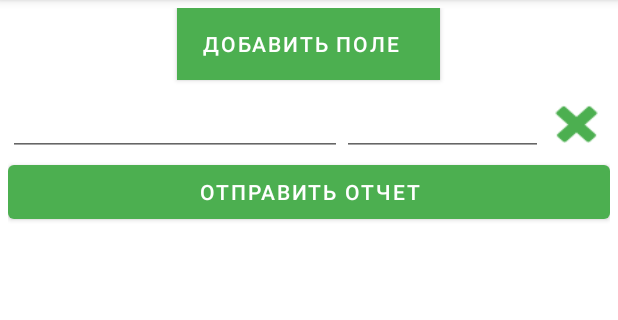
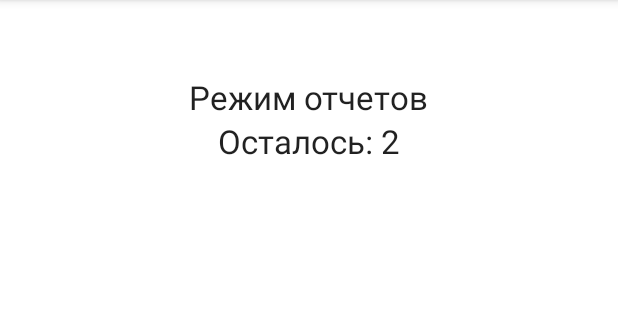
Before and after one commit to dulatello08/medorg, an Android app: the ReportsActivity screen opened directly, with no data from a screen before it, after a tap on "ОТПРАВИТЬ ОТЧЕТ", on a phone screen of 412 x 824 dp, the part 84-404 px from its top. Run offline under Robolectric (Android 15) with nearby library versions, the phone set to English and light mode, and no system bars; our stand-ins replace AdMob, Firebase (no records; nobody signed in at launch, a user with empty details on screens opened directly); libraries missing offline, so code that uses them is left out: com.marvinlabs.intents; 2 statements that could not run were skipped; 1 other tap on this screen came first.

Commit message:
nvm big bug fixed

```diff
--- a/app/build.gradle
+++ b/app/build.gradle
@@ -55,6 +55,7 @@ dependencies {
     implementation 'androidx.navigation:navigation-ui:2.3.5'
     implementation 'androidx.preference:preference:1.1.1'
     //testImplementation 'junit:junit:4.13.2'
+
     implementation platform('com.google.firebase:firebase-bom:28.2.0')
     implementation 'com.google.firebase:firebase-auth'
     implementation 'com.google.android.gms:play-services-auth:19.0.0'
@@ -73,7 +74,8 @@ dependencies {
     implementation 'com.google.firebase:firebase-firestore'
     //settings
     def preference_version = "1.1.1"
-
+    implementation 'com.google.android.gms:play-services-ads:20.2.0'
+    implementation 'com.marvinlabs:android-intents:1.5.1@aar'
     // Java language implementation
     implementation "androidx.preference:preference:$preference_version"
 
--- a/app/src/main/AndroidManifest.xml
+++ b/app/src/main/AndroidManifest.xml
@@ -15,6 +15,9 @@
         android:roundIcon="@drawable/ic_launcher_round"
         android:supportsRtl="true"
         android:theme="@style/Theme.MedOrg">
+        <meta-data
+            android:name="com.google.android.gms.ads.APPLICATION_ID"
+            android:value="ca-app-pub-7509088958653785~4925878998"/>
         <activity
             android:name=".SettingsActivity"
             android:label="@string/app_name" />
@@ -32,6 +35,7 @@
         <activity android:name=".QRScanActivity" />
         <activity android:name=".DBTTWrite"/>
         <activity android:name=".ReportsActivity"/>
+        <activity android:name=".AdsActivity"/>
     </application>
 
 </manifest>
--- /dev/null
+++ b/app/src/main/java/net/dulatello08/medorg/AdsActivity.java
@@ -0,0 +1,187 @@
+package net.dulatello08.medorg;
+
+import android.annotation.SuppressLint;
+import android.content.Intent;
+import android.os.Bundle;
+import android.os.CountDownTimer;
+import android.util.Log;
+import android.view.View;
+import android.widget.Button;
+import android.widget.TextView;
+import android.widget.Toast;
+
+import androidx.annotation.NonNull;
+import androidx.appcompat.app.AppCompatActivity;
+
+import com.google.android.gms.ads.AdError;
+import com.google.android.gms.ads.AdRequest;
+import com.google.android.gms.ads.FullScreenContentCallback;
+import com.google.android.gms.ads.LoadAdError;
+import com.google.android.gms.ads.MobileAds;
+import com.google.android.gms.ads.interstitial.InterstitialAd;
+import com.google.android.gms.ads.interstitial.InterstitialAdLoadCallback;
+
+import org.jetbrains.annotations.NotNull;
+
+/**
+ * Main Activity. Inflates main activity xml.
+ */
+public class AdsActivity extends AppCompatActivity {
+
+    private static final long GAME_LENGTH_MILLISECONDS = 3000;
+    private static final String AD_UNIT_ID = "ca-app-pub-7509088958653785/9276819405";
+    private static final String TAG = "MyActivity";
+
+    private InterstitialAd interstitialAd;
+    private CountDownTimer countDownTimer;
+    private Button retryButton;
+    private boolean gameIsInProgress;
+    private long timerMilliseconds;
+
+    @Override
+    protected void onCreate(Bundle savedInstanceState) {
+        super.onCreate(savedInstanceState);
+        setContentView(R.layout.activity_ads);
+
+        // Initialize the Mobile Ads SDK.
+        MobileAds.initialize(this, initializationStatus -> {});
+
+        loadAd();
+
+        // Create the "retry" button, which tries to show an interstitial between game plays.
+        retryButton = findViewById(R.id.gotoMainBtn);
+        retryButton.setVisibility(View.INVISIBLE);
+        retryButton.setOnClickListener(view -> showInterstitial());
+
+        startGame();
+    }
+
+    public void loadAd() {
+        AdRequest adRequest = new AdRequest.Builder().build();
+        InterstitialAd.load(
+                this,
+                AD_UNIT_ID,
+                adRequest,
+                new InterstitialAdLoadCallback() {
+                    @Override
+                    public void onAdLoaded(@NonNull InterstitialAd interstitialAd) {
+                        // The mInterstitialAd reference will be null until
+                        // an ad is loaded.
+                        AdsActivity.this.interstitialAd = interstitialAd;
+                        Log.i(TAG, "onAdLoaded");
+                        Toast.makeText(AdsActivity.this, "onAdLoaded()", Toast.LENGTH_SHORT).show();
+                        interstitialAd.setFullScreenContentCallback(
+                                new FullScreenContentCallback() {
+                                    @Override
+                                    public void onAdDismissedFullScreenContent() {
+                                        // Called when fullscreen content is dismissed.
+                                        // Make sure to set your reference to null so you don't
+                                        // show it a second time.
+                                        AdsActivity.this.interstitialAd = null;
+                                        Log.d("TAG", "The ad was dismissed.");
+                                    }
+
+                                    @Override
+                                    public void onAdFailedToShowFullScreenContent(@NotNull AdError adError) {
+                                        // Called when fullscreen content failed to show.
+                                        // Make sure to set your reference to null so you don't
+                                        // show it a second time.
+                                        AdsActivity.this.interstitialAd = null;
+                                        Log.d("TAG", "The ad failed to show.");
+                                    }
+
+                                    @Override
+                                    public void onAdShowedFullScreenContent() {
+                                        // Called when fullscreen content is shown.
+                                        Log.d("TAG", "The ad was shown.");
+                                    }
+                                });
+                    }
+
+                    @Override
+                    public void onAdFailedToLoad(@NonNull LoadAdError loadAdError) {
+                        // Handle the error
+                        Log.i(TAG, loadAdError.getMessage());
+                        interstitialAd = null;
+
+                        @SuppressLint("DefaultLocale") String error =
+                                String.format(
+                                        "domain: %s, code: %d, message: %s",
+                                        loadAdError.getDomain(), loadAdError.getCode(), loadAdError.getMessage());
+                        Toast.makeText(
+                                AdsActivity.this, "onAdFailedToLoad() with error: " + error, Toast.LENGTH_SHORT)
+                                .show();
+                    }
+                });
+    }
+
+    private void createTimer(final long milliseconds) {
+        // Create the game timer, which counts down to the end of the level
+        // and shows the "retry" button.
+        if (countDownTimer != null) {
+            countDownTimer.cancel();
+        }
+
+        final TextView textView = findViewById(R.id.timer);
+
+        countDownTimer = new CountDownTimer(milliseconds, 50) {
+            @Override
+            public void onTick(long millisUnitFinished) {
+                timerMilliseconds = millisUnitFinished;
+                textView.setText("Осталось: " + ((millisUnitFinished / 1000) + 1));
+            }
+
+            @Override
+            public void onFinish() {
+                gameIsInProgress = false;
+                textView.setText("Готово!");
+                retryButton.setVisibility(View.VISIBLE);
+            }
+        };
+    }
+
+    @Override
+    public void onResume() {
+        // Start or resume the game.
+        super.onResume();
+
+        if (gameIsInProgress) {
+            resumeGame(timerMilliseconds);
+        }
+    }
+
+    @Override
+    public void onPause() {
+        // Cancel the timer if the game is paused.
+        countDownTimer.cancel();
+        super.onPause();
+    }
+
+    private void showInterstitial() {
+        // Show the ad if it's ready. Otherwise toast and restart the game.
+        if (interstitialAd != null) {
+            interstitialAd.show(this);
+        } else {
+            Toast.makeText(this, "Ad did not load", Toast.LENGTH_SHORT).show();
+            startGame();
+        }
+    }
+
+    private void startGame() {
+        // Request a new ad if one isn't already loaded, hide the button, and kick off the timer.
+        if (interstitialAd == null) {
+            loadAd();
+        }
+
+        retryButton.setVisibility(View.INVISIBLE);
+        resumeGame(GAME_LENGTH_MILLISECONDS);
+    }
+
+    private void resumeGame(long milliseconds) {
+        // Create a new timer for the correct length and start it.
+        gameIsInProgress = true;
+        timerMilliseconds = milliseconds;
+        createTimer(milliseconds);
+        countDownTimer.start();
+    }
+}
--- a/app/src/main/java/net/dulatello08/medorg/FirestoreCalls.java
+++ b/app/src/main/java/net/dulatello08/medorg/FirestoreCalls.java
@@ -15,7 +15,9 @@ public class FirestoreCalls {
     public static void insertMap(Map<String, String> map, String docName, String collectionPath) {
         db.collection(collectionPath).document(docName)
                 .set(map)
-                .addOnSuccessListener((OnSuccessListener) documentReference -> Log.d(TAG, "DocumentSnapshot added"))
+                .addOnSuccessListener((OnSuccessListener) documentReference -> {
+                    Log.d(TAG, "DocumentSnapshot added");
+                })
                 .addOnFailureListener((OnFailureListener) e -> Log.w(TAG, "Error adding document", e));
     }
 }
--- /dev/null
+++ b/app/src/main/java/net/dulatello08/medorg/RandomCalls.java
@@ -0,0 +1,16 @@
+package net.dulatello08.medorg;
+
+import java.util.Random;
+
+public class RandomCalls {
+    public static String getSaltString(int length) {
+        String SALTCHARS = "ABCDEFGHIJKLMNOPQRSTUVWXYZ1234567890";
+        StringBuilder sb = new StringBuilder();
+        Random rnd = new Random();
+        while(sb.length() < length) {
+            int index = (int) (rnd.nextFloat() * SALTCHARS.length());
+            sb.append(SALTCHARS.charAt(index));
+        }
+        return sb.toString();
+    }
+}
--- a/app/src/main/java/net/dulatello08/medorg/ReportsActivity.java
+++ b/app/src/main/java/net/dulatello08/medorg/ReportsActivity.java
@@ -1,6 +1,7 @@
  package net.dulatello08.medorg;
 
 import android.content.Context;
+import android.content.Intent;
 import android.content.SharedPreferences;
 import android.os.Bundle;
 import android.util.Log;
@@ -13,9 +14,25 @@ import android.widget.RelativeLayout;
 import android.widget.TextView;
 import android.widget.Toast;
 
+import androidx.annotation.NonNull;
 import androidx.appcompat.app.AppCompatActivity;
 import androidx.constraintlayout.widget.ConstraintLayout;
 import androidx.preference.PreferenceManager;
+
+import com.google.android.gms.ads.AdError;
+import com.google.android.gms.ads.AdRequest;
+import com.google.android.gms.ads.FullScreenContentCallback;
+import com.google.android.gms.ads.LoadAdError;
+import com.google.android.gms.ads.MobileAds;
+import com.google.android.gms.ads.OnUserEarnedRewardListener;
+import com.google.android.gms.ads.initialization.InitializationStatus;
+import com.google.android.gms.ads.initialization.OnInitializationCompleteListener;
+import com.google.android.gms.ads.rewarded.RewardItem;
+import com.google.android.gms.ads.rewardedinterstitial.RewardedInterstitialAd;
+import com.google.android.gms.ads.rewardedinterstitial.RewardedInterstitialAdLoadCallback;
+import com.marvinlabs.intents.MediaIntents;
+
+import org.jetbrains.annotations.NotNull;
 
 import java.util.HashMap;
 import java.util.Map;
@@ -25,9 +42,7 @@ import javax.annotation.Nonnull;
 public class ReportsActivity extends AppCompatActivity {
     private static final String TAG = "REPORT";
     private LinearLayout parentLinearLayout;
-    private Button addButton;
     private Button delButton;
-    private Button sendButton;
     public static String getDefaults(String key, Context context) {
         SharedPreferences preferences = PreferenceManager.getDefaultSharedPreferences(context);
         return preferences.getString(key, null);
@@ -37,8 +52,8 @@ public class ReportsActivity extends AppCompatActivity {
         super.onCreate(savedInstanceState);
         setContentView(R.layout.activity_reports);
         parentLinearLayout=(LinearLayout) findViewById(R.id.parent_linear_layout);
-        addButton = findViewById(R.id.add_field_button);
-        sendButton = findViewById(R.id.send_button);
+        Button addButton = findViewById(R.id.add_field_button);
+        Button sendButton = findViewById(R.id.send_button);
         @Nonnull Map<String, String> valName = new HashMap<>();
         @Nonnull Map<String, String> val = new HashMap<>();
         addButton.setOnClickListener(v -> {
@@ -49,6 +64,7 @@ public class ReportsActivity extends AppCompatActivity {
         });
         sendButton.setOnClickListener(v -> {
             //getNameValues
+            String name = getDefaults("name", getApplicationContext());
             //final View container = parentLinearLayout.getChildAt(1);
             //EditText textName = (EditText) container.findViewById(R.id.rtext_name);
             int children = parentLinearLayout.getChildCount()-2;
@@ -56,34 +72,22 @@ public class ReportsActivity extends AppCompatActivity {
             for (int i = 1; i  <= children ; i++) {
                 final View container = parentLinearLayout.getChildAt(i);
                 EditText textName = (EditText) container.findViewById(R.id.rtext_name);
-                Log.e(TAG, textName.getText().toString());
+                Log.e(TAG+"textName", textName.getText().toString());
+                //lesss go
+                valName.put("textName "+ i, textName.getText().toString());
             }
-            /*for (int i = 0; i < children; i++) {
+            for (int i = 1; i <= children; i++) {
                 final View container = parentLinearLayout.getChildAt(i);
-                EditText textName = (EditText) findViewById(R.id.rtext_name);
-                if(!(textName.getText()==null)){
-                    valName.put("textName", textName.getText().toString());
-                    Log.e(TAG+"textNAME", textName.getText().toString());
-                }else{
-                    Toast.makeText(getApplicationContext(), "ОШИБКА 0x217832987. Пожалуйста введите хотя бы одно поле", Toast.LENGTH_LONG).show();
-                }
-            }
-            for (int i = 0; i < children; i++) {
-                final View container = parentLinearLayout.getChildAt(i);
-                EditText text = (EditText) findViewById(R.id.rtext);
-                Log.wtf(TAG, text.getText().toString());
-                if(!(text.getText()==null)) {
-                    val.put("text", text.getText().toString());
-                    Log.e(TAG+"text~", text.getText().toString());
-                }else{
-                    Toast.makeText(getApplicationContext(), "ОШИБКА 0x217832987. Пожалуйста введите хотя бы одно поле", Toast.LENGTH_LONG).show();
-                }
+                EditText text = (EditText) container.findViewById(R.id.rtext);
+                Log.e(TAG+"text", text.getText().toString());
+                //lesss go
+                val.put("text "+ i, text.getText().toString());
             }
             valName.putAll(val);
-            String docName = getDefaults("name", getApplicationContext());
-            FirestoreCalls.insertMap(valName, docName, "Reports");
-            Log.e(TAG+"Name", valName.toString());*/
-            //Log.e(TAG, Integer.toString(children-2));
+            FirestoreCalls.insertMap(valName, name+" "+RandomCalls.getSaltString(3), "Reports");
+            Toast.makeText(getApplicationContext(), "ОТПРАВЛЕНО", Toast.LENGTH_LONG).show();
+            Intent gotoMain = new Intent(this, AdsActivity.class);
+            startActivity(gotoMain);
         });
     }
     public void onDelete(View v) {
--- /dev/null
+++ b/app/src/main/res/layout/activity_ads.xml
@@ -0,0 +1,33 @@
+<RelativeLayout xmlns:android="http://schemas.android.com/apk/res/android"
+    xmlns:tools="http://schemas.android.com/tools"
+    android:id="@+id/container"
+    android:layout_width="match_parent"
+    android:layout_height="match_parent"
+    tools:context=".MyActivity"
+    tools:ignore="MergeRootFrame">
+
+    <TextView
+        android:id="@+id/game_title"
+        android:layout_width="wrap_content"
+        android:layout_height="wrap_content"
+        android:layout_centerHorizontal="true"
+        android:layout_marginTop="50dp"
+        android:text="@string/report_title"
+        android:textAppearance="?android:attr/textAppearanceLarge" />
+
+    <TextView
+        android:id="@+id/timer"
+        android:layout_width="wrap_content"
+        android:layout_height="wrap_content"
+        android:layout_below="@+id/game_title"
+        android:layout_centerHorizontal="true"
+        android:textAppearance="?android:attr/textAppearanceLarge" />
+
+    <Button
+        android:id="@+id/gotoMainBtn"
+        android:layout_width="wrap_content"
+        android:layout_height="wrap_content"
+        android:layout_centerInParent="true"
+        android:text="В ГЛАВНОЕ МЕНЮ" />
+
+</RelativeLayout>
```
Also changed, not shown: 1 other file.
